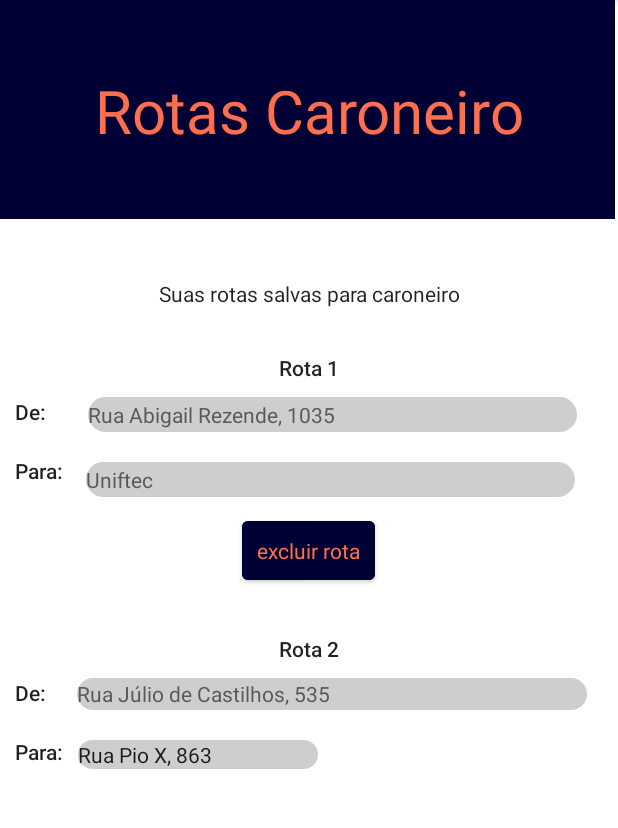
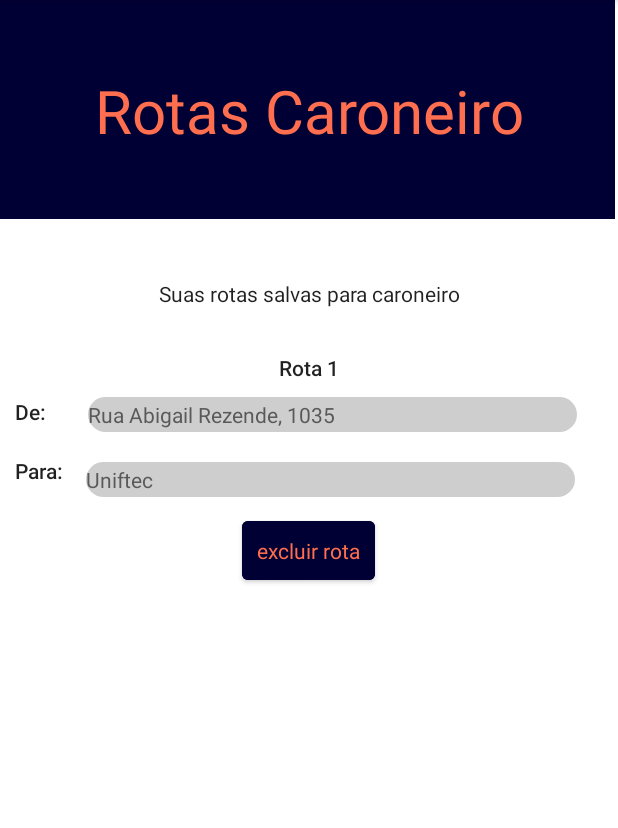
Before and after one commit to oantoniocardoso/Ridecar, an Android app: the RotasCaroneiroActivity screen opened directly, with no data from a screen before it, on a phone screen of 412 x 824 dp, the part 84-912 px from its top. Run offline under Robolectric (Android 15) with nearby library versions, the phone set to English and light mode, and no system bars; 1 statement that could not run was skipped.

Commit message:
layout rotas caroneiro

```diff
--- a/app/src/main/res/layout/activity_rotas_caroneiro.xml
+++ b/app/src/main/res/layout/activity_rotas_caroneiro.xml
@@ -125,71 +125,5 @@
         app:layout_constraintStart_toEndOf="@+id/textView9"
         app:layout_constraintTop_toBottomOf="@+id/editTextTextPersonName" />
 
-    <TextView
-        android:id="@+id/textView10"
-        android:layout_width="wrap_content"
-        android:layout_height="wrap_content"
-        android:layout_marginTop="30dp"
-        android:text="Rota 2"
-        android:textAppearance="@style/TextAppearance.AppCompat.Body2"
-        app:layout_constraintEnd_toEndOf="parent"
-        app:layout_constraintStart_toStartOf="parent"
-        app:layout_constraintTop_toBottomOf="@+id/button" />
-
-    <TextView
-        android:id="@+id/textView11"
-        android:layout_width="wrap_content"
-        android:layout_height="wrap_content"
-        android:layout_marginStart="10dp"
-        android:layout_marginTop="10dp"
-        android:text="De:"
-        android:textAppearance="@style/TextAppearance.AppCompat.Body2"
-        app:layout_constraintStart_toStartOf="parent"
-        app:layout_constraintTop_toBottomOf="@+id/textView10" />
-
-    <EditText
-        android:id="@+id/editTextTextPersonName3"
-        android:layout_width="340dp"
-        android:layout_height="21dp"
-        android:layout_marginStart="10dp"
-        android:layout_marginTop="10dp"
-        android:layout_marginEnd="10dp"
-        android:background="@drawable/roundstyle"
-        android:backgroundTint="@color/grey"
-        android:ems="10"
-        android:inputType="textPersonName"
-        android:text="Rua Júlio de Castilhos, 535"
-        android:textAppearance="@style/TextAppearance.AppCompat.Small"
-        android:textColor="@color/textGrey"
-        app:layout_constraintEnd_toEndOf="parent"
-        app:layout_constraintStart_toEndOf="@+id/textView11"
-        app:layout_constraintTop_toBottomOf="@+id/textView10" />
-
-    <TextView
-        android:id="@+id/textView12"
-        android:layout_width="wrap_content"
-        android:layout_height="wrap_content"
-        android:layout_marginStart="10dp"
-        android:layout_marginTop="20dp"
-        android:text="Para:"
-        android:textAppearance="@style/TextAppearance.AppCompat.Body2"
-        app:layout_constraintStart_toStartOf="parent"
-        app:layout_constraintTop_toBottomOf="@+id/textView11" />
-
-    <EditText
-        android:id="@+id/editTextTextPersonName4"
-        android:layout_width="wrap_content"
-        android:layout_height="wrap_content"
-        android:layout_marginStart="10dp"
-        android:layout_marginTop="20dp"
-        android:ems="10"
-        android:inputType="textPersonName"
-        android:text="Rua Pio X, 863"
-        android:background="@drawable/roundstyle"
-        android:backgroundTint="@color/grey"
-        android:textAppearance="@style/TextAppearance.AppCompat.Small"
-        app:layout_constraintStart_toEndOf="@+id/textView12"
-        app:layout_constraintTop_toBottomOf="@+id/editTextTextPersonName3" />
-
 
 </androidx.constraintlayout.widget.ConstraintLayout>
```
